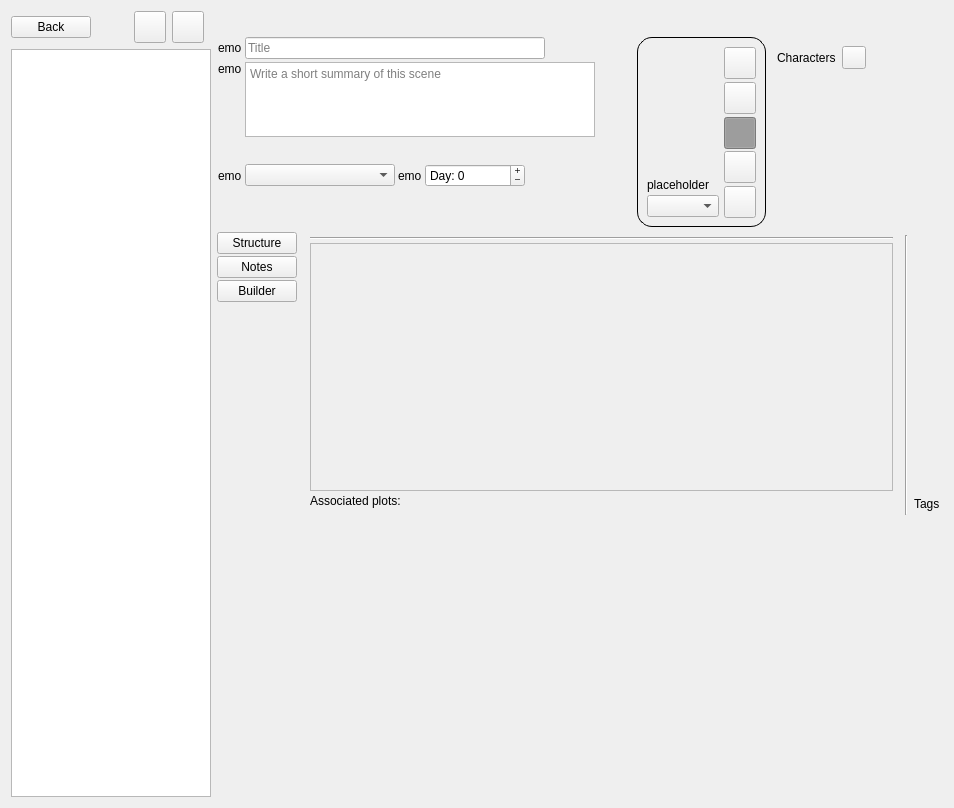
This is ui/scene_editor.ui in zkovari/plotlyst as Qt 5 draws it before an edit. The edited form follows.
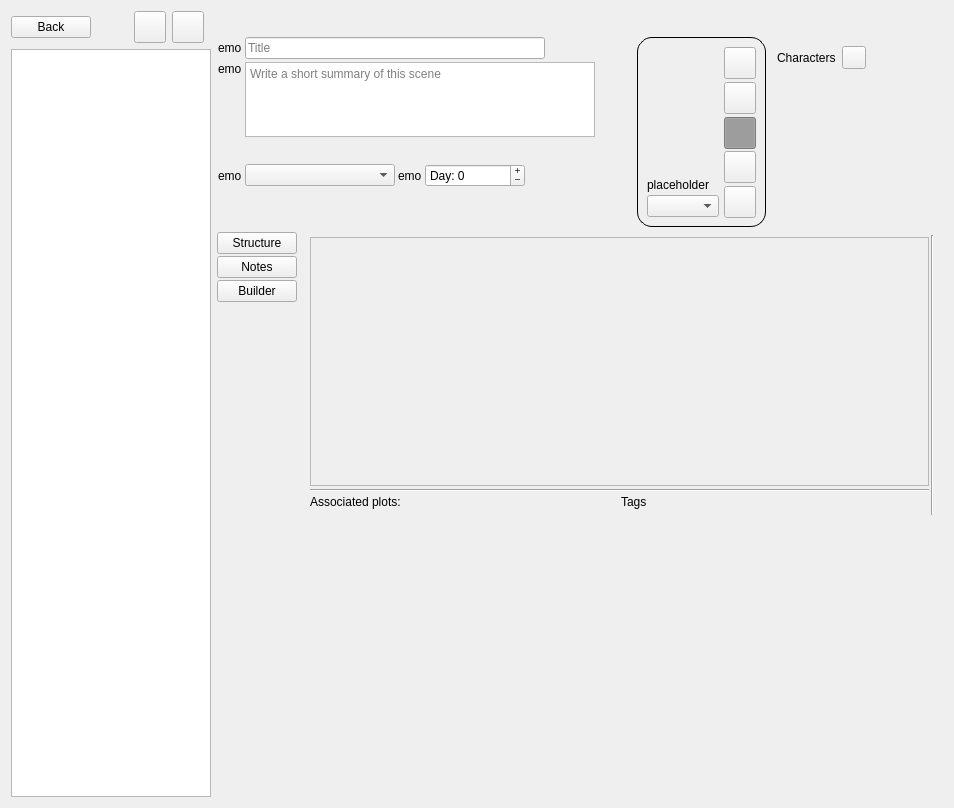
This is the edited form. Custom widgets are drawn as their Qt base class.

Commit message: Polish scene structure editor

Diff of the .ui file:
```diff
--- a/ui/scene_editor.ui
+++ b/ui/scene_editor.ui
@@ -949,13 +949,6 @@
                 <property name="bottomMargin">
                  <number>2</number>
                 </property>
-                <item>
-                 <widget class="Line" name="line">
-                  <property name="orientation">
-                   <enum>Qt::Horizontal</enum>
-                  </property>
-                 </widget>
-                </item>
                 <item>
                  <widget class="QScrollArea" name="scrollArea">
                   <property name="widgetResizable">
@@ -966,8 +959,8 @@
                     <rect>
                      <x>0</x>
                      <y>0</y>
-                     <width>574</width>
-                     <height>240</height>
+                     <width>611</width>
+                     <height>237</height>
                     </rect>
                    </property>
                    <layout class="QVBoxLayout" name="verticalLayout_16">
@@ -1001,6 +994,20 @@
                  </widget>
                 </item>
                 <item>
+                 <widget class="Line" name="line">
+                  <property name="orientation">
+                   <enum>Qt::Horizontal</enum>
+                  </property>
+                 </widget>
+                </item>
+                <item>
+                 <layout class="QHBoxLayout" name="horizontalLayout_3">
+                  <item>
+                   <layout class="QVBoxLayout" name="verticalLayout_8">
+                    <property name="spacing">
+                     <number>2</number>
+                    </property>
+                    <item>
                  <widget class="QLabel" name="label">
                   <property name="sizePolicy">
                    <sizepolicy hsizetype="Preferred" vsizetype="Maximum">
@@ -1021,7 +1028,7 @@
                     <verstretch>0</verstretch>
                    </sizepolicy>
                   </property>
-                  <layout class="QVBoxLayout" name="verticalLayout_8">
+                      <layout class="QVBoxLayout" name="verticalLayout_13">
                    <property name="spacing">
                     <number>1</number>
                    </property>
@@ -1041,23 +1048,60 @@
                  </widget>
                 </item>
                </layout>
+                  </item>
+                  <item>
+                   <widget class="QWidget" name="widget_4" native="true">
+                    <layout class="QVBoxLayout" name="verticalLayout_14">
+                     <property name="spacing">
+                      <number>3</number>
+                     </property>
+                     <property name="leftMargin">
+                      <number>0</number>
+                     </property>
+                     <property name="topMargin">
+                      <number>0</number>
+                     </property>
+                     <property name="rightMargin">
+                      <number>0</number>
+                     </property>
+                     <property name="bottomMargin">
+                      <number>0</number>
+                     </property>
+                     <item>
+                      <widget class="QLabel" name="label_2">
+                       <property name="text">
+                        <string>Tags</string>
+                       </property>
               </widget>
              </item>
              <item>
-              <spacer name="horizontalSpacer_20">
-               <property name="orientation">
-                <enum>Qt::Horizontal</enum>
-               </property>
-               <property name="sizeType">
-                <enum>QSizePolicy::Preferred</enum>
-               </property>
-               <property name="sizeHint" stdset="0">
-                <size>
-                 <width>10</width>
-                 <height>20</height>
-                </size>
-               </property>
-              </spacer>
+                      <widget class="QWidget" name="wdgTagsContainer" native="true">
+                       <layout class="QVBoxLayout" name="verticalLayout_18">
+                        <property name="spacing">
+                         <number>0</number>
+                        </property>
+                        <property name="leftMargin">
+                         <number>0</number>
+                        </property>
+                        <property name="topMargin">
+                         <number>0</number>
+                        </property>
+                        <property name="rightMargin">
+                         <number>0</number>
+                        </property>
+                        <property name="bottomMargin">
+                         <number>0</number>
+                        </property>
+                       </layout>
+                      </widget>
+                     </item>
+                    </layout>
+                   </widget>
+                  </item>
+                 </layout>
+                </item>
+               </layout>
+              </widget>
              </item>
              <item>
               <widget class="Line" name="line_2">
@@ -1112,68 +1156,6 @@
                 <property name="bottomMargin">
                  <number>1</number>
                 </property>
-                <item>
-                 <spacer name="verticalSpacer_3">
-                  <property name="orientation">
-                   <enum>Qt::Vertical</enum>
-                  </property>
-                  <property name="sizeHint" stdset="0">
-                   <size>
-                    <width>20</width>
-                    <height>40</height>
-                   </size>
-                  </property>
-                 </spacer>
-                </item>
-                <item>
-                 <widget class="QWidget" name="widget_4" native="true">
-                  <layout class="QVBoxLayout" name="verticalLayout_13">
-                   <property name="spacing">
-                    <number>3</number>
-                   </property>
-                   <property name="leftMargin">
-                    <number>0</number>
-                   </property>
-                   <property name="topMargin">
-                    <number>0</number>
-                   </property>
-                   <property name="rightMargin">
-                    <number>0</number>
-                   </property>
-                   <property name="bottomMargin">
-                    <number>0</number>
-                   </property>
-                   <item>
-                    <widget class="QLabel" name="label_2">
-                     <property name="text">
-                      <string>Tags</string>
-                     </property>
-                    </widget>
-                   </item>
-                   <item>
-                    <widget class="QWidget" name="wdgTagsContainer" native="true">
-                     <layout class="QVBoxLayout" name="verticalLayout_14">
-                      <property name="spacing">
-                       <number>0</number>
-                      </property>
-                      <property name="leftMargin">
-                       <number>0</number>
-                      </property>
-                      <property name="topMargin">
-                       <number>0</number>
-                      </property>
-                      <property name="rightMargin">
-                       <number>0</number>
-                      </property>
-                      <property name="bottomMargin">
-                       <number>0</number>
-                      </property>
-                     </layout>
-                    </widget>
-                   </item>
-                  </layout>
-                 </widget>
-                </item>
                </layout>
               </widget>
              </item>
```
Lines whose indentation alone changed are shown as unchanged. The commit also changes 3 other files.
